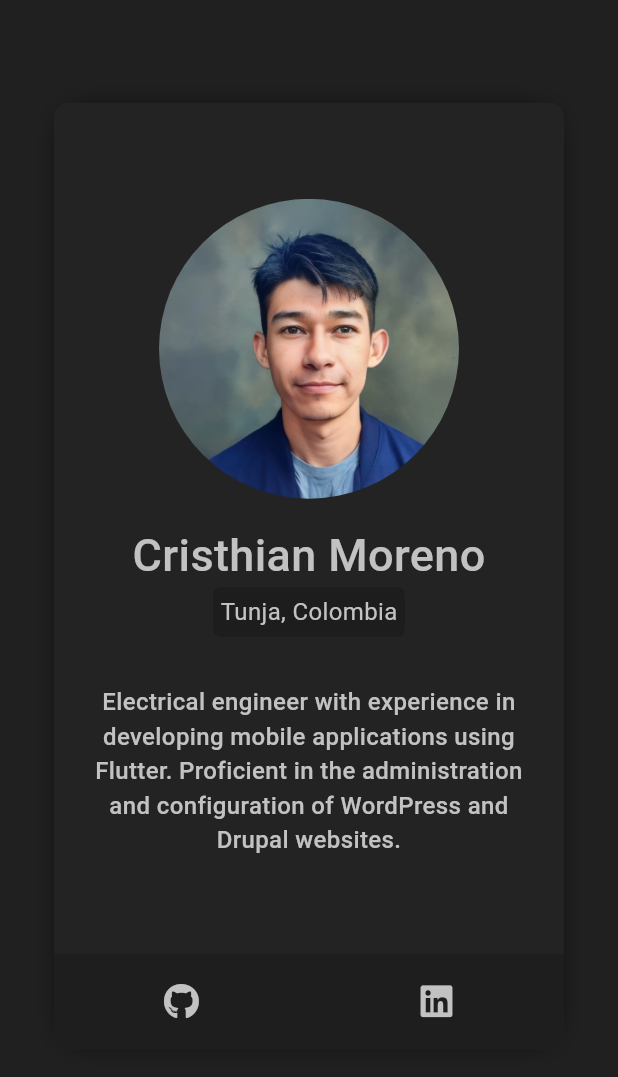
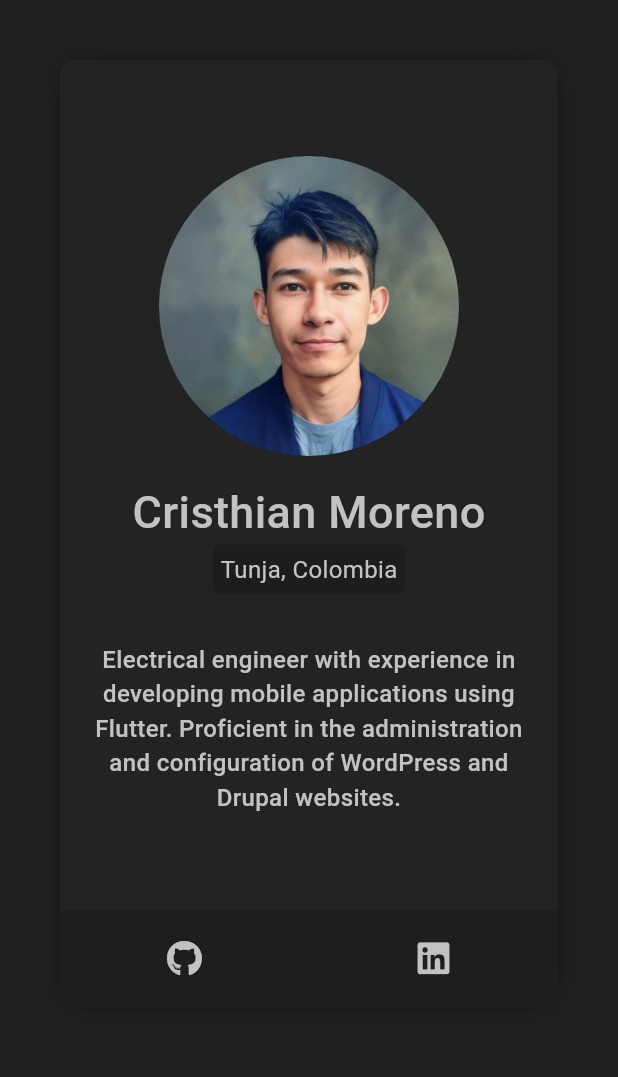
Before and after one commit to CristhianMoreno97/100-days-of-projects---flutter-version, a Flutter app: the Day1Screen screen opened by its route, on a phone screen of 412 x 824 dp, the part 84-1161 px from its top. Run offline on Flutter 3.47's test engine with Material 3 defaults, Android fonts, the phone set to English and light mode, and no system bars; our stand-ins replace font_awesome_flutter.

Commit message:
Refactor day 1 screen to use a separate user card widget

```diff
--- a/lib/features/challengues/presentation/screens/day_1_screen.dart
+++ b/lib/features/challengues/presentation/screens/day_1_screen.dart
@@ -20,8 +20,23 @@ class _MainView extends StatelessWidget {
 
   @override
   Widget build(BuildContext context) {
-    return Center(
+    return SingleChildScrollView(
       child: Container(
+        padding: const EdgeInsets.all(40),
+        child: const Center(
+          child: _UserCard(),
+        ),
+      ),
+    );
+  }
+}
+
+class _UserCard extends StatelessWidget {
+  const _UserCard();
+
+  @override
+  Widget build(BuildContext context) {
+    return Container(
       constraints: const BoxConstraints(maxWidth: 340),
       decoration: const BoxDecoration(
         color: Color(0xFF242323),
@@ -37,8 +52,7 @@ class _MainView extends StatelessWidget {
           ),
         ],
       ),
-        child: const SingleChildScrollView(
-          child: Column(
+      child: const Column(
         crossAxisAlignment: CrossAxisAlignment.center,
         mainAxisAlignment: MainAxisAlignment.center,
         mainAxisSize: MainAxisSize.min,
@@ -53,8 +67,6 @@ class _MainView extends StatelessWidget {
           SizedBox(height: 64),
           _CardSocialItems(),
         ],
-          ),
-        ),
       ),
     );
   }
```
Lines whose indentation alone changed are shown as unchanged.
